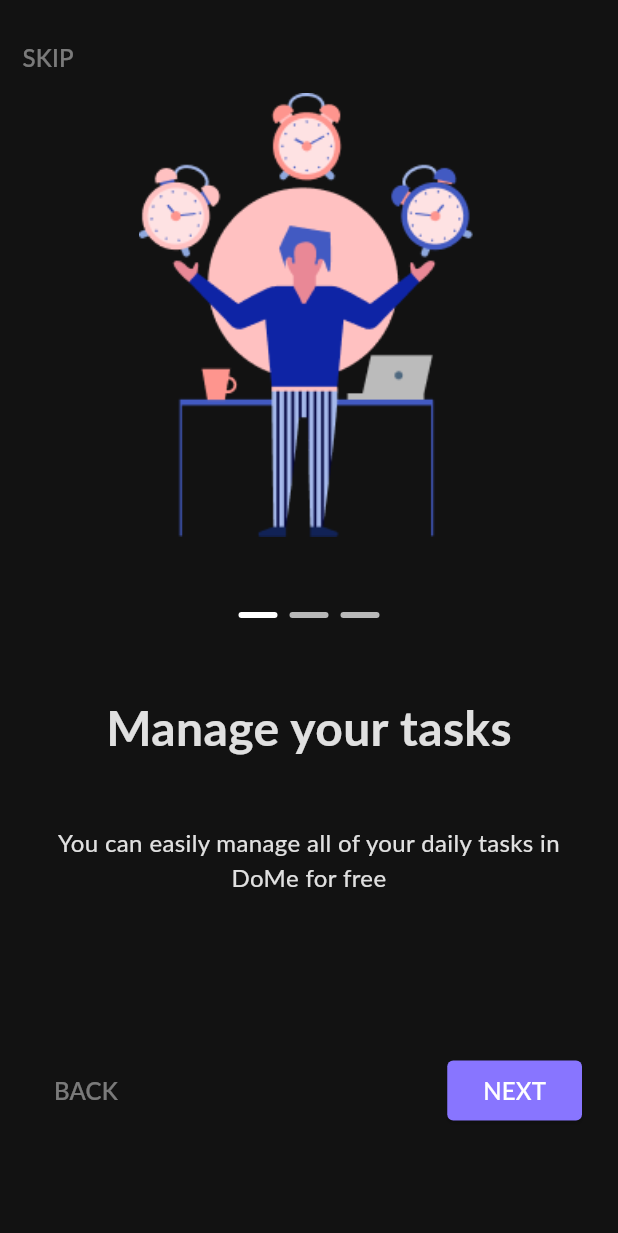
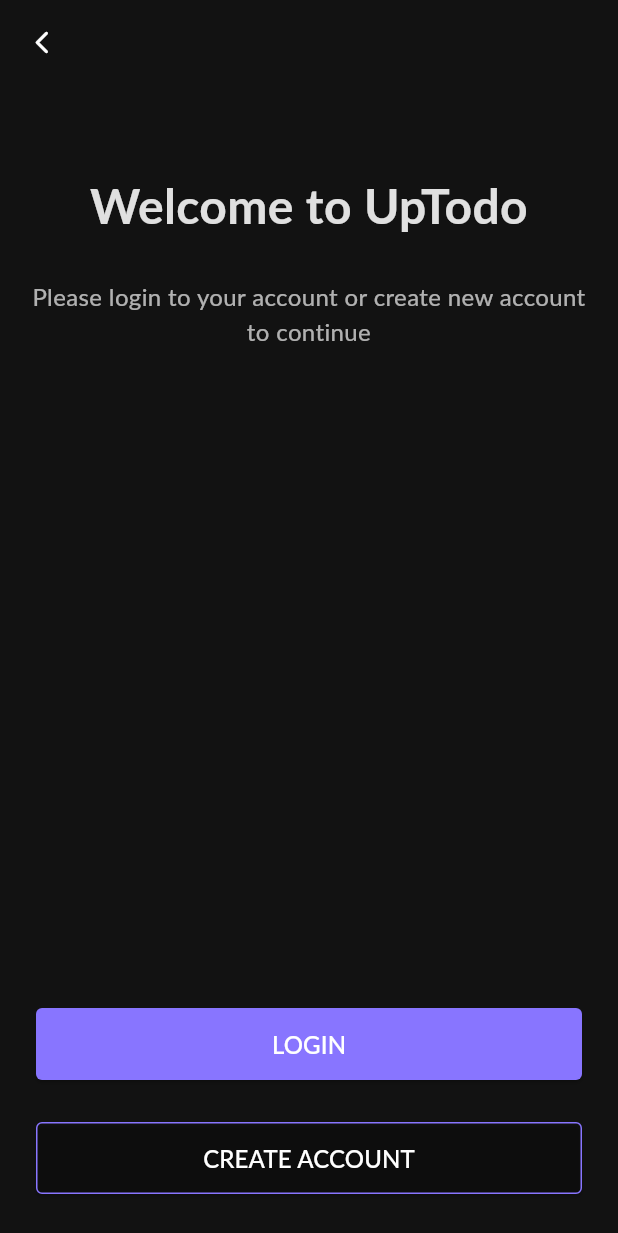
Before and after one commit to jkay-kmm/todo_app, a Flutter app: the screen it shows after launch, after a tap on "SKIP", on a phone screen of 412 x 824 dp. Shown: the top 1233 px of the screen. Run offline on Flutter 3.47's test engine with Material 3 defaults, Android fonts, the phone set to English and light mode, and no system bars; Roboto replaces fonts that are missing (Lato).

Commit message:
update welcome_page

```diff
--- a/lib/main.dart
+++ b/lib/main.dart
@@ -1,6 +1,7 @@
 import 'package:flutter/material.dart';
 import 'package:todo_app/ui/onboarding/onboarding_page_view.dart';
 import 'package:todo_app/ui/splash/splash.dart';
+import 'package:todo_app/ui/welcome/welcome_page.dart';
 
 void main() {
   runApp(const MyApp());
--- a/lib/ui/onboarding/onboarding_child_page.dart
+++ b/lib/ui/onboarding/onboarding_child_page.dart
@@ -4,9 +4,14 @@ import 'package:todo_app/ultils.enums/onboarding_page_position.dart';
 class OnboardingChildPage extends StatelessWidget {
   final OnboardingPagePosition onboardingPagePosition;
   final VoidCallback nextOnPressed;
+  final VoidCallback backOnPressed;
+  final VoidCallback skipOnPressed;
+
   const OnboardingChildPage({super.key,
     required this.onboardingPagePosition,
-    required this.nextOnPressed
+    required this.nextOnPressed,
+    required this.backOnPressed,
+    required this.skipOnPressed,
   });
 
   @override
@@ -36,7 +41,9 @@ class OnboardingChildPage extends StatelessWidget {
       margin: const EdgeInsets.only(top: 14),
       alignment: AlignmentDirectional.centerStart,
       child: TextButton(
-        onPressed: () {},
+        onPressed: () {
+          skipOnPressed();
+        },
         child: Text(
           "SKIP",
           style: TextStyle(
@@ -137,7 +144,9 @@ class OnboardingChildPage extends StatelessWidget {
       child: Row(
         children: [
           TextButton(
-            onPressed: () {},
+            onPressed: () {
+              backOnPressed();
+            },
             child: Text(
               "BACK",
               style: TextStyle(
--- a/lib/ui/onboarding/onboarding_page_view.dart
+++ b/lib/ui/onboarding/onboarding_page_view.dart
@@ -1,6 +1,7 @@
 // quan li qua lai cac page
 import 'package:flutter/material.dart';
 import 'package:todo_app/ui/onboarding/onboarding_child_page.dart';
+import 'package:todo_app/ui/welcome/welcome_page.dart';
 import 'package:todo_app/ultils.enums/onboarding_page_position.dart';
 class OnboardingPageView extends StatefulWidget {
   const OnboardingPageView({super.key});
@@ -22,21 +23,44 @@ class _OnboardingPageViewState extends State<OnboardingPageView> {
             onboardingPagePosition: OnboardingPagePosition.page1,
             nextOnPressed: () {
               _pageController.jumpToPage(1);
-            },),
+              // di den page 2
+            }, backOnPressed: () {
+              // Khong lam gi ca
+          }, skipOnPressed: () {
+            _goToWelcomePage();
+          },
+          ),
           OnboardingChildPage(
               onboardingPagePosition: OnboardingPagePosition.page2,
             nextOnPressed: () {
               _pageController.jumpToPage(2);
-            },
+              // di den page 3
+            }, backOnPressed: () {
+                _pageController.jumpToPage(1);
+          }, skipOnPressed: () {
+            _goToWelcomePage();
+           },
           ),
           OnboardingChildPage(
               onboardingPagePosition: OnboardingPagePosition.page3,
             nextOnPressed: () {
-                print("di den ma hinh ");
-            },
+                _goToWelcomePage();
+            }, backOnPressed: () {
+            _pageController.jumpToPage(2);
+          }, skipOnPressed: () {
+           _goToWelcomePage();
+          },
           ),
         ],
       ),
     );
   }
+  void _goToWelcomePage(){
+    Navigator.push(
+        context,
+        MaterialPageRoute(
+          builder: (context) => const WelcomePage(),
+    )
+    );
+  }
 }
--- /dev/null
+++ b/lib/ui/welcome/welcome_page.dart
@@ -0,0 +1,124 @@
+import 'package:flutter/material.dart';
+
+class WelcomePage extends StatelessWidget {
+  const WelcomePage({super.key});
+
+  @override
+  Widget build(BuildContext context) {
+    return Scaffold(
+        backgroundColor: const Color(0xFF121212),
+      appBar: AppBar(
+        backgroundColor: Colors.transparent,
+        leading: IconButton(
+          onPressed: (){
+            Navigator.pop(context);
+          },
+          icon: const Icon(Icons.arrow_back_ios_new_rounded,
+          size: 18,
+          color: Colors.white,
+          ),
+        ),
+      ),
+      body: Column(
+        children: [
+          _buildTitleAndDesc(),
+          const Spacer(),// tao ra 1 khoang trong day hai widget con lai xuong
+          _buildButtonLogin(),
+          _buildButtonRegister(),
+        ],
+      ),
+    );
+  }
+  Widget _buildTitleAndDesc(){
+    return Container(
+      margin: const EdgeInsets.only(top: 58),
+      child: Column(
+        crossAxisAlignment: CrossAxisAlignment.center,
+        children: [
+          Container(
+            margin: const EdgeInsets.symmetric(horizontal: 20),
+            child: Text(
+             "Welcome to UpTodo",
+              style: TextStyle(
+                color: Colors.white.withOpacity(0.87),
+                fontFamily: "Lato",
+                fontSize: 32,
+                fontWeight: FontWeight.bold,
+              ),
+              textAlign: TextAlign.center,
+            ),
+          ),
+          const SizedBox(height: 26),
+          Container(
+            margin: const EdgeInsets.symmetric(horizontal: 20),
+            child: Text(
+             "Please login to your account or create new account to continue",
+              style: TextStyle(
+                color: Colors.white.withOpacity(0.67),
+                fontFamily: "Lato",
+                fontSize: 16,
+              ),
+              textAlign: TextAlign.center,
+            ),
+          )
+        ],
+      ),
+    );
+  }
+  Widget _buildButtonLogin(){
+    return Container(
+      width: double.infinity,// khong gioi han ve width
+      height:  48,
+      padding:const EdgeInsets.symmetric(horizontal: 24),
+      child: ElevatedButton(
+        onPressed: () {
+
+        },
+        style: ElevatedButton.styleFrom(
+          backgroundColor: const Color(0xFF8875FF),
+          shape: RoundedRectangleBorder(
+            borderRadius: BorderRadius.circular(4),
+          ),
+        ),
+        child:  const Text(
+          "LOGIN",
+          style: TextStyle(
+            fontSize: 16,
+            fontFamily: "Lato",
+            color: Colors.white,
+          ),
+        ),
+      ),
+    );
+  }
+  Widget _buildButtonRegister(){
+    return Container(
+      width: double.infinity,// khong gioi han ve width
+      height:  48,
+      padding:const EdgeInsets.symmetric(horizontal: 24),
+      margin:const EdgeInsets.symmetric(vertical: 28),
+      child: ElevatedButton(
+        onPressed: () {
+          // TODO
+        },
+        style: OutlinedButton.styleFrom(
+          backgroundColor: Colors.transparent,
+          shape: RoundedRectangleBorder(borderRadius: BorderRadius.circular(4)
+          ),
+          side:const  BorderSide(
+            width: 1,
+            color: Color(0xFF8875FF)
+          )// Border 4 goc
+        ),
+        child:  const Text(
+          "CREATE ACCOUNT",
+          style: TextStyle(
+            fontSize: 16,
+            fontFamily: "Lato",
+            color: Colors.white,
+          ),
+        ),
+      ),
+    );
+  }
+}
```
